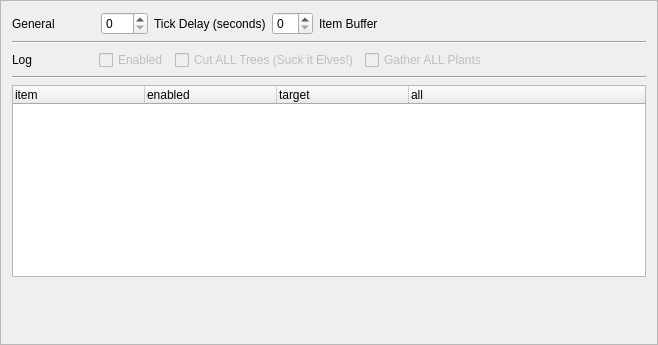
Before: the Qt Designer form configframe.ui in jkackley/jeremykackley-dfjobs-improvment, drawn with Qt 5.
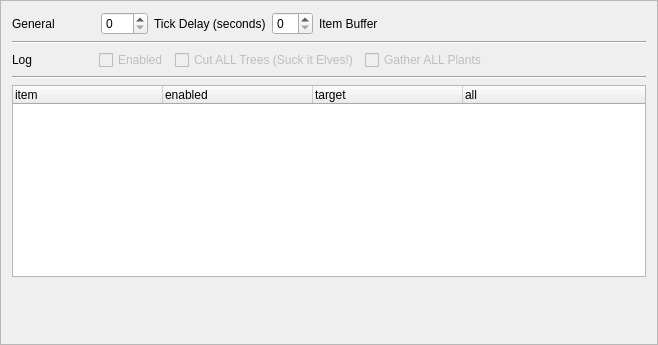
After: the same form once the commit is applied.

What changed in the file:
```diff
--- a/configframe.ui
+++ b/configframe.ui
@@ -171,7 +171,7 @@
    <item>
     <widget class="QTreeWidget" name="treeWidget">
      <attribute name="headerDefaultSectionSize">
-      <number>132</number>
+      <number>150</number>
      </attribute>
      <column>
       <property name="text">
```
